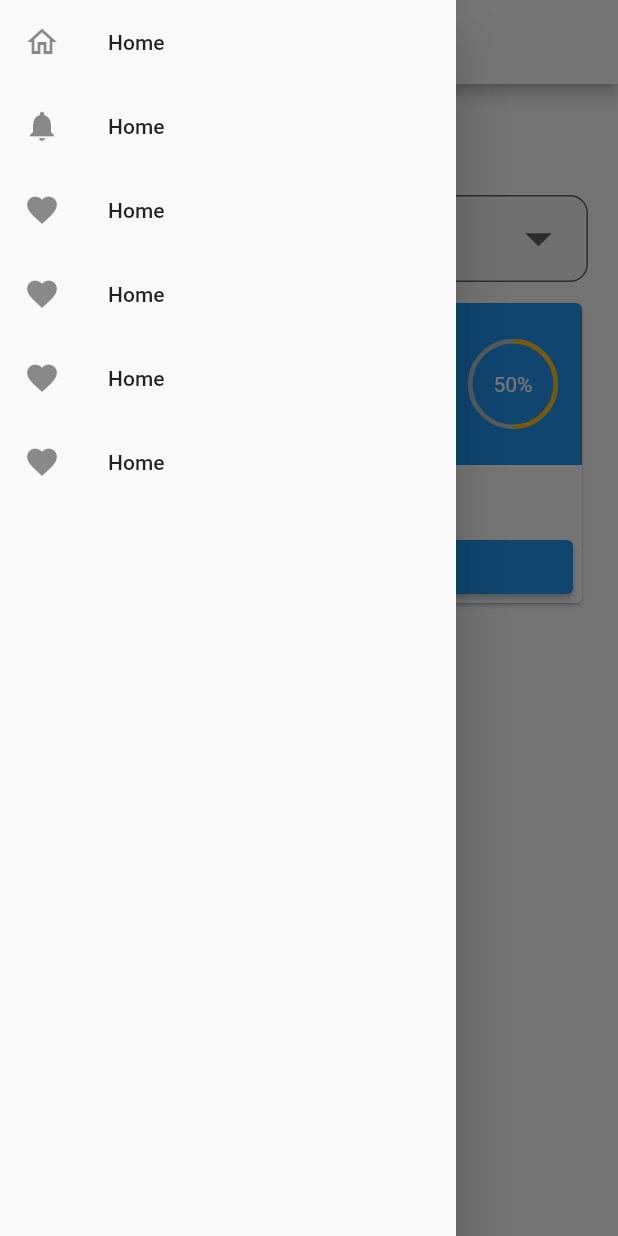
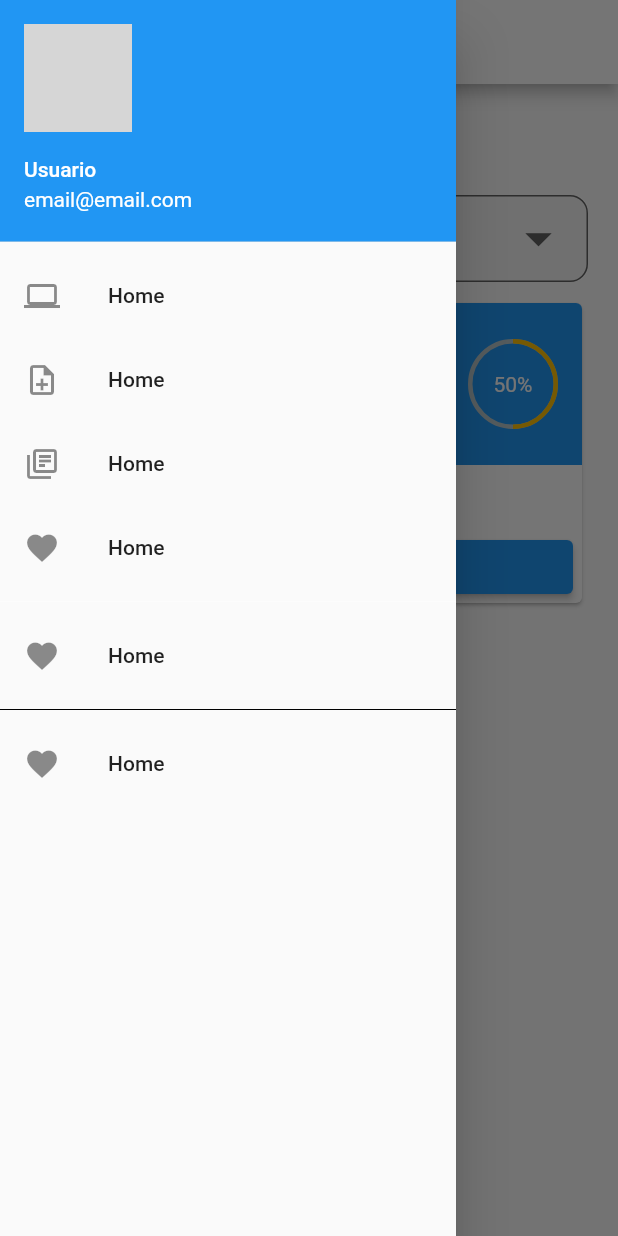
Before and after one commit to DouglasSerena/aula-ulbra, a Flutter app: the screen it shows after launch, in the side drawer, after a tap on "Home", on a phone screen of 412 x 824 dp. Run offline on Flutter 3.47's test engine with Material 2 defaults, Android fonts, the phone set to English and light mode, and no system bars; drawn by our look-alikes of badges, percent_indicator; our stand-ins replace flutter_bloc; missing offline and left inert: dart:js; network calls fail; grey boxes are pictures that could not be loaded.

Commit message:
refactor_drawer

```diff
--- a/lib/layout/app_bar_common_layout.dart
+++ b/lib/layout/app_bar_common_layout.dart
@@ -4,7 +4,7 @@ class AppBarCommonLayout extends AppBar {
   AppBarCommonLayout({Key? key})
       : super(
           key: key,
-          titleSpacing: 0.0,
+          titleSpacing: 0.10,
           backgroundColor: Colors.white,
           leading: Builder(
             builder: (context) => IconButton(
--- a/lib/layout/drawer_common_layout.dart
+++ b/lib/layout/drawer_common_layout.dart
@@ -1,18 +1,41 @@
+import 'dart:js';
+import 'dart:ui';
+
 import 'package:flutter/material.dart';
 
 class DrawerCommonLayout extends Drawer {
   DrawerCommonLayout({Key? key})
       : super(
           key: key,
+          child: Container(
             child: Column(
-            children: [
+              children: <Widget>[
+                UserAccountsDrawerHeader(
+                  accountName: Text('Usuario'),
+                  accountEmail: Text('email@email.com'),
+                  currentAccountPicture: CircleAvatar(
+                    backgroundImage: NetworkImage(
+                        'https://cdn.pixabay.com/photo/2018/04/18/18/56/user-3331256_960_720.png'),
+                  ),
+                ),
+                Builder(
+                  builder: (context) => SizedBox(
+                    height: MediaQuery.of(context).padding.top,
+                  ),
+                ),
                 ListTile(
-                leading: const Icon(Icons.home_outlined),
+                    leading: const Icon(Icons.computer_outlined),
+                    title: const Text('Home'),
+                    onTap: () {
+                      print('você foi para outra pagina ');
+                    }),
+                ListTile(
+                  leading: const Icon(Icons.note_add_outlined),
                   title: const Text('Home'),
                   onTap: () {},
                 ),
                 ListTile(
-                leading: const Icon(Icons.notifications),
+                  leading: const Icon(Icons.library_books_outlined),
                   title: const Text('Home'),
                   onTap: () {},
                 ),
@@ -21,22 +44,22 @@ class DrawerCommonLayout extends Drawer {
                   title: const Text('Home'),
                   onTap: () {},
                 ),
-              ListTile(
-                leading: const Icon(Icons.favorite),
-                title: const Text('Home'),
-                onTap: () {},
+                const Divider(
+                  color: Colors.white38,
                 ),
                 ListTile(
                   leading: const Icon(Icons.favorite),
                   title: const Text('Home'),
                   onTap: () {},
                 ),
+                const Divider(color: Colors.black),
                 ListTile(
                   leading: const Icon(Icons.favorite),
                   title: const Text('Home'),
                   onTap: () {},
                 ),
               ],
+            ),
           ),
         );
 }
```
Also changed, not shown: lib/layout/pagina_inicial.dart (added), lib/layout/salas_virtuais.dart (added). Lines whose indentation alone changed are shown as unchanged.
